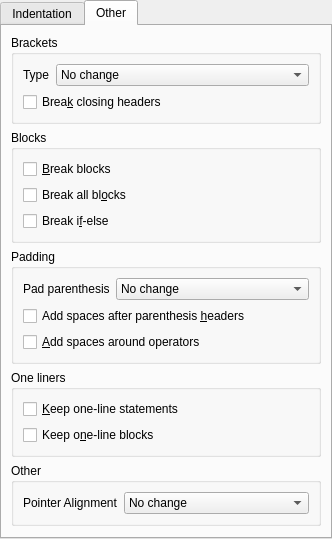
This is formatters/astyle/astyle_preferences.ui in KDE/kdevelop as Qt 5 draws it before an edit. The edited form follows.
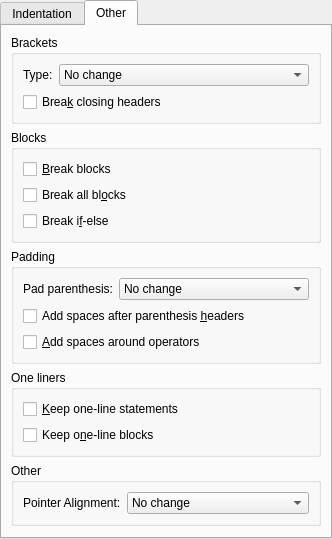
This is the edited form. The open tabs and pages were chosen to show the change. Custom widgets are drawn as their Qt base class.

Commit message: Astyle formatting style settings: add colon after labels' text

```diff
--- a/formatters/astyle/astyle_preferences.ui
+++ b/formatters/astyle/astyle_preferences.ui
@@ -289,7 +289,7 @@
                </sizepolicy>
               </property>
               <property name="text">
-               <string>Type</string>
+               <string>Type:</string>
               </property>
              </widget>
             </item>
@@ -469,7 +469,7 @@
             <item row="0" column="0">
              <widget class="QLabel" name="lblParenthesis">
               <property name="text">
-               <string>Pad parenthesis</string>
+               <string>Pad parenthesis:</string>
               </property>
              </widget>
             </item>
@@ -527,7 +527,7 @@
           <item row="0" column="0">
            <widget class="QLabel" name="lblPointerAlign">
             <property name="text">
-             <string>Pointer Alignment</string>
+             <string>Pointer Alignment:</string>
             </property>
            </widget>
           </item>
```
Left out of the diff: 2 changed lines with no effect on the pictures.
